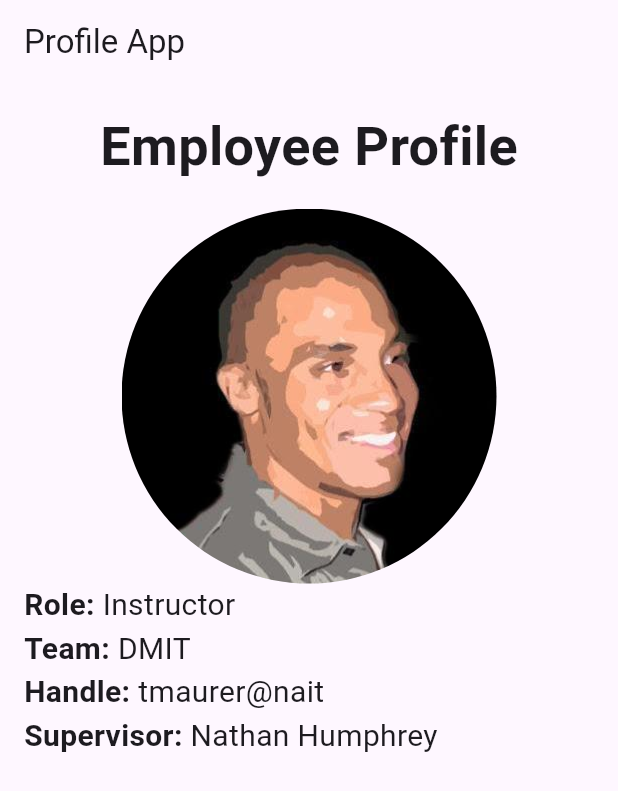
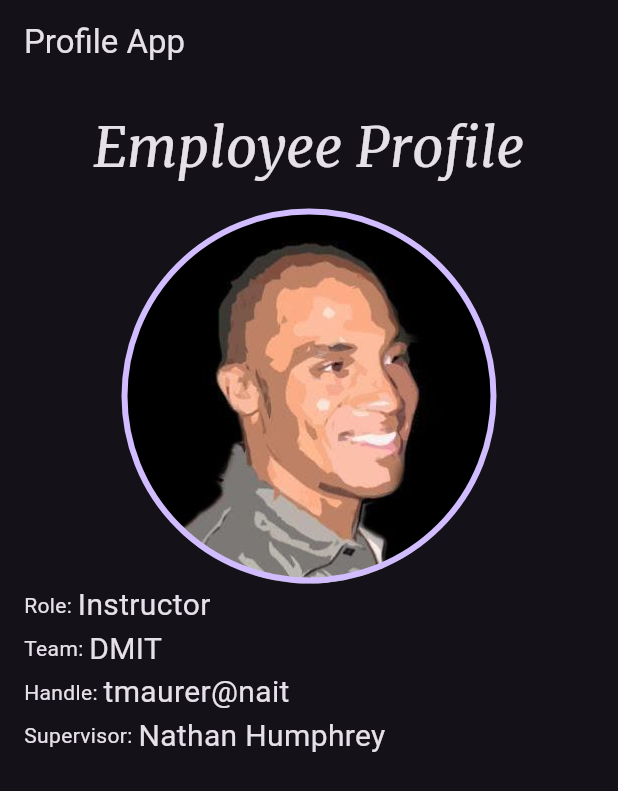
Before and after one commit to tmaurer-nait/DMIT-2504-1242-A01-workbook, a Flutter app: the screen it shows after launch, on a phone screen of 412 x 824 dp. Shown: the top 791 px of the screen. Run offline on Flutter 3.47's test engine with Material 3 defaults, Android fonts, the light colour scheme and no system bars.

Commit message:
week 3 day 2 - theming

```diff
--- a/Week3/profile_example/lib/main.dart
+++ b/Week3/profile_example/lib/main.dart
@@ -1,4 +1,8 @@
 import 'package:flutter/material.dart';
+import 'package:profile_example/widgets/profile_heading.dart';
+import 'package:profile_example/widgets/profile_image.dart';
+import 'package:profile_example/widgets/profile_info.dart';
+import 'package:profile_example/theme/theme.dart';
 
 void main() {
   runApp(const MyApp());
@@ -12,10 +16,9 @@ class MyApp extends StatelessWidget {
   Widget build(BuildContext context) {
     return MaterialApp(
       title: 'Flutter Demo',
-      theme: ThemeData(
-        colorScheme: ColorScheme.fromSeed(seedColor: Colors.deepPurple),
-        useMaterial3: true,
-      ),
+      theme: generateLightTheme(ThemeData.dark()),
+      darkTheme: ThemeData.dark(),
+      themeMode: ThemeMode.dark,
       home: Scaffold(
           appBar: AppBar(
             title: const Text('Profile App'),
@@ -25,13 +28,7 @@ class MyApp extends StatelessWidget {
               mainAxisAlignment: MainAxisAlignment.start,
               children: [
                 ProfileHeading(),
-                ClipOval(
-                  child: Image.asset(
-                    'assets/images/nathan.jpg',
-                    height: 250,
-                    width: 250,
-                  ),
-                ),
+                ProfileImage('assets/images/nathan.jpg'),
                 ProfileInfo('Role', 'Instructor'),
                 ProfileInfo('Team', 'DMIT'),
                 ProfileInfo('Handle', 'tmaurer@nait'),
@@ -42,48 +39,3 @@ class MyApp extends StatelessWidget {
     );
   }
 }
-
-class ProfileHeading extends StatelessWidget {
-  const ProfileHeading({super.key});
-
-  @override
-  Widget build(BuildContext context) {
-    return Padding(
-      padding: const EdgeInsets.all(16.0),
-      child: Text(
-        'Employee Profile',
-        style: TextStyle(
-          fontSize: 36,
-          fontWeight: FontWeight.bold,
-        ),
-      ),
-    );
-  }
-}
-
-class ProfileInfo extends StatelessWidget {
-  final String label;
-  final String value;
-
-  const ProfileInfo(this.label, this.value, {super.key});
-
-  @override
-  Widget build(BuildContext context) {
-    return Padding(
-      padding: EdgeInsets.only(left: 16),
-      child: Row(children: [
-        Text(
-          '$label: ',
-          style: const TextStyle(
-            fontWeight: FontWeight.bold,
-            fontSize: 20,
-          ),
-        ),
-        Text(
-          value,
-          style: const TextStyle(fontSize: 20),
-        ),
-      ]),
-    );
-  }
-}
--- /dev/null
+++ b/Week3/profile_example/lib/theme/theme.dart
@@ -0,0 +1,15 @@
+import 'package:flutter/material.dart';
+
+ThemeData generateLightTheme(ThemeData darkTheme) {
+  final lightTheme = darkTheme.copyWith(
+    colorScheme: ColorScheme.fromSwatch(
+      primarySwatch: Colors.deepOrange,
+      backgroundColor: Colors.teal,
+      cardColor: Colors.pink,
+      brightness: Brightness.light,
+    ),
+    scaffoldBackgroundColor: Colors.white,
+  );
+
+  return lightTheme;
+}
--- /dev/null
+++ b/Week3/profile_example/lib/widgets/profile_heading.dart
@@ -0,0 +1,21 @@
+import 'package:flutter/material.dart';
+
+class ProfileHeading extends StatelessWidget {
+  const ProfileHeading({super.key});
+
+  @override
+  Widget build(BuildContext context) {
+    return Padding(
+      padding: const EdgeInsets.all(16.0),
+      child: Text(
+        'Employee Profile',
+        style: TextStyle(
+          fontFamily: 'Merriweather',
+          fontSize: 36,
+          // fontWeight: FontWeight.bold,
+          fontStyle: FontStyle.italic,
+        ),
+      ),
+    );
+  }
+}
--- /dev/null
+++ b/Week3/profile_example/lib/widgets/profile_image.dart
@@ -0,0 +1,25 @@
+import 'package:flutter/material.dart';
+
+class ProfileImage extends StatelessWidget {
+  final String imagePath;
+
+  const ProfileImage(this.imagePath, {super.key});
+
+  @override
+  Widget build(BuildContext context) {
+    return Container(
+      width: 250,
+      height: 250,
+      decoration: BoxDecoration(
+          shape: BoxShape.circle,
+          image: DecorationImage(
+            image: AssetImage(imagePath),
+            fit: BoxFit.fill,
+          ),
+          border: Border.all(
+            width: 4.0,
+            color: Theme.of(context).colorScheme.primary,
+          )),
+    );
+  }
+}
--- /dev/null
+++ b/Week3/profile_example/lib/widgets/profile_info.dart
@@ -0,0 +1,25 @@
+import 'package:flutter/material.dart';
+
+class ProfileInfo extends StatelessWidget {
+  final String label;
+  final String value;
+
+  const ProfileInfo(this.label, this.value, {super.key});
+
+  @override
+  Widget build(BuildContext context) {
+    return Padding(
+      padding: EdgeInsets.only(left: 16),
+      child: Row(children: [
+        Text(
+          '$label: ',
+          style: Theme.of(context).textTheme.bodyMedium,
+        ),
+        Text(
+          value,
+          style: const TextStyle(fontSize: 20, fontWeight: FontWeight.normal),
+        ),
+      ]),
+    );
+  }
+}
```
Also changed, not shown: Week3/profile_example/pubspec.yaml (+8 -0 lines), Week3/profile_example/assets/fonts/Merriweather-Bold.ttf (added), Week3/profile_example/assets/fonts/Merriweather-Italic.ttf (added), Week3/profile_example/assets/fonts/Merriweather-Regular.ttf (added).
